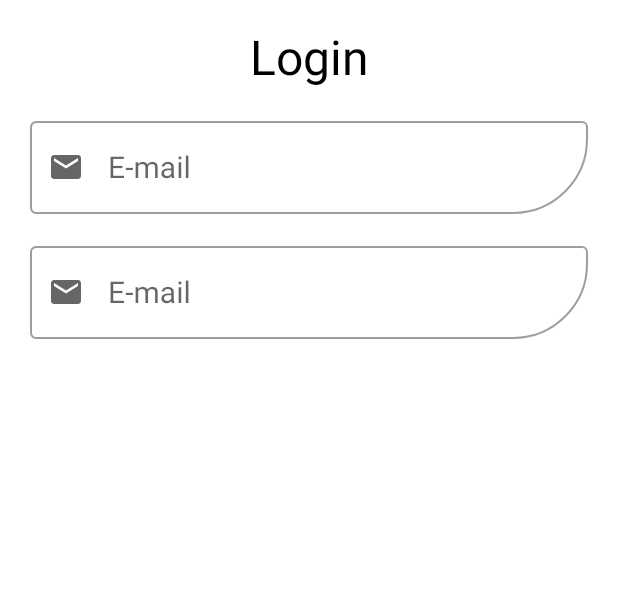
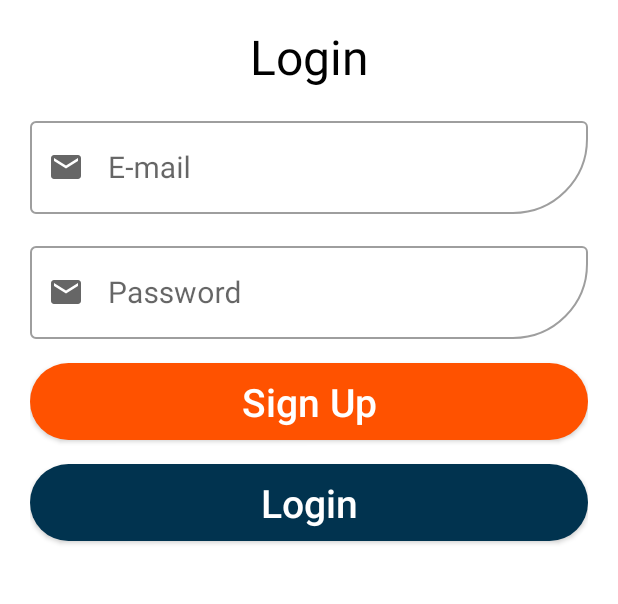
Before and after one commit to jayeshsingh45/fagito_minor_project_android_client, an Android app: the screen it shows after launch (AuthActivity), after a tap on "Login", on a phone screen of 412 x 824 dp, the part 104-708 px from its top. Run offline under Robolectric (Android 15) with nearby library versions, the phone set to English and light mode, and no system bars; network calls fail; 1 statement that could not run was skipped.

Commit message:
calling api login from login fragment and then redirecting user to the homeActivity.

```diff
--- a/app/src/main/AndroidManifest.xml
+++ b/app/src/main/AndroidManifest.xml
@@ -2,6 +2,7 @@
 <manifest xmlns:android="http://schemas.android.com/apk/res/android"
     xmlns:tools="http://schemas.android.com/tools">
 
+    <uses-permission android:name="android.permission.ACCESS_NETWORK_STATE" />
     <uses-permission android:name="android.permission.INTERNET" />
 
     <application
--- a/app/src/main/java/com/nexlatech/fagito/HomeActivity.kt
+++ b/app/src/main/java/com/nexlatech/fagito/HomeActivity.kt
@@ -31,9 +31,6 @@ class HomeActivity : AppCompatActivity() {
         val navController = navHostFragment.navController
         binding.bottomNavigationView.setupWithNavController(navController)
 
-        val appBarConfiguration = AppBarConfiguration(setOf(R.id.homeFragment, R.id.profileFragment))
-        setupActionBarWithNavController(navController, appBarConfiguration)
-
 
 
     }
--- a/app/src/main/java/com/nexlatech/fagito/LoginFragment.kt
+++ b/app/src/main/java/com/nexlatech/fagito/LoginFragment.kt
@@ -1,59 +1,75 @@
 package com.nexlatech.fagito
 
+import android.content.Intent
 import android.os.Bundle
+import android.util.Log
 import androidx.fragment.app.Fragment
 import android.view.LayoutInflater
 import android.view.View
 import android.view.ViewGroup
+import androidx.lifecycle.Observer
+import androidx.lifecycle.ViewModelProvider
+import com.nexlatech.fagito.api.FagitoService
+import com.nexlatech.fagito.api.Resource
+import com.nexlatech.fagito.api.RetrofitHelper
+import com.nexlatech.fagito.databinding.FragmentLoginBinding
+import com.nexlatech.fagito.repository.FagitoRepository
+import com.nexlatech.fagito.viewmodel.MainViewModel
+import com.nexlatech.fagito.viewmodel.MainViewModelFactory
+import kotlinx.coroutines.delay
+import kotlinx.coroutines.runBlocking
 
-// TODO: Rename parameter arguments, choose names that match
-// the fragment initialization parameters, e.g. ARG_ITEM_NUMBER
-private const val ARG_PARAM1 = "param1"
-private const val ARG_PARAM2 = "param2"
+class LoginFragment : Fragment() {
+    private var _binding: FragmentLoginBinding? = null
+    private val binding get() = _binding!!
 
-/**
- * A simple [Fragment] subclass.
- * Use the [LoginFragment.newInstance] factory method to
- * create an instance of this fragment.
- */
-class LoginFragment : Fragment() {
-    // TODO: Rename and change types of parameters
-    private var param1: String? = null
-    private var param2: String? = null
-
-    override fun onCreate(savedInstanceState: Bundle?) {
-        super.onCreate(savedInstanceState)
-        arguments?.let {
-            param1 = it.getString(ARG_PARAM1)
-            param2 = it.getString(ARG_PARAM2)
-        }
-    }
+    private lateinit var mainViewModel: MainViewModel
 
     override fun onCreateView(
         inflater: LayoutInflater, container: ViewGroup?,
         savedInstanceState: Bundle?
     ): View? {
         // Inflate the layout for this fragment
-        return inflater.inflate(R.layout.fragment_login, container, false)
+        _binding = FragmentLoginBinding.inflate(layoutInflater)
+
+        val view = binding.root
+
+        val fagitoService = RetrofitHelper.getInstance().create(FagitoService::class.java)
+        val repository = FagitoRepository(fagitoService, requireContext())
+        mainViewModel = ViewModelProvider(this, MainViewModelFactory(repository))[MainViewModel::class.java]
+
+
+        mainViewModel.getLoginToken.observe(viewLifecycleOwner, Observer { it ->
+            when(it){
+                is Resource.DoNothing -> {
+                }
+                is Resource.Success -> {
+                    Log.d("println",it.value.postRequest.content.accessToken)
+
+                    activity?.let{
+                        val intent = Intent(it, HomeActivity::class.java)
+                        it.startActivity(intent)
+                    }
+
+                }
+                is Resource.Failure -> {
+                    Log.d("println",it.errorCode.toString())
+                }
+                else -> {}
+            }
+        })
+
+        binding.acbLogin.setOnClickListener {
+            mainViewModel.login(binding.tiEmail.text.toString(), binding.tiPassword.text.toString())
+//            Log.d("println",binding.tiEmail.text.toString())
+        }
+
+        return view
     }
 
-    companion object {
-        /**
-         * Use this factory method to create a new instance of
-         * this fragment using the provided parameters.
-         *
-         * @param param1 Parameter 1.
-         * @param param2 Parameter 2.
-         * @return A new instance of fragment LoginFragment.
-         */
-        // TODO: Rename and change types and number of parameters
-        @JvmStatic
-        fun newInstance(param1: String, param2: String) =
-            LoginFragment().apply {
-                arguments = Bundle().apply {
-                    putString(ARG_PARAM1, param1)
-                    putString(ARG_PARAM2, param2)
-                }
-            }
+    override fun onDestroyView() {
+        super.onDestroyView()
+        _binding = null
     }
+
 }
--- a/app/src/main/java/com/nexlatech/fagito/MainActivity.kt
+++ b/app/src/main/java/com/nexlatech/fagito/MainActivity.kt
@@ -21,14 +21,14 @@ class MainActivity : AppCompatActivity() {
         setContentView(R.layout.activity_main)
 
 
-        val fagitoService = RetrofitHelper.getInstance().create(FagitoService::class.java)
-        val repository = FagitoRepository(fagitoService)
-
-        mainViewModel = ViewModelProvider(this, MainViewModelFactory(repository)).get(MainViewModel::class.java)
-
-        mainViewModel.profileDetailsView.observe(this) {
-            Log.d("println", it.apiVersion.toString())
-        }
+//        val fagitoService = RetrofitHelper.getInstance().create(FagitoService::class.java)
+//        val repository = FagitoRepository(fagitoService)
+//
+//        mainViewModel = ViewModelProvider(this, MainViewModelFactory(repository)).get(MainViewModel::class.java)
+//
+//        mainViewModel.profileDetailsView.observe(this) {
+//            Log.d("println", it.apiVersion.toString())
+//        }
 
         val intent = Intent(this, AuthActivity::class.java)
         startActivity(intent)
--- a/app/src/main/java/com/nexlatech/fagito/api/fagitoService.kt
+++ b/app/src/main/java/com/nexlatech/fagito/api/fagitoService.kt
@@ -1,7 +1,10 @@
 package com.nexlatech.fagito.api
 
+import com.nexlatech.fagito.models.LoginData
+import com.nexlatech.fagito.models.getLoginToken
 import com.nexlatech.fagito.models.getProfileDetails
 import retrofit2.Response
+import retrofit2.http.Body
 import retrofit2.http.GET
 import retrofit2.http.Header
 import retrofit2.http.POST
@@ -9,4 +12,10 @@ import retrofit2.http.POST
 interface FagitoService {
     @POST("/fagito_minor_project_1.0/profile/getProfileDetails")
     suspend fun getProfileDetails(@Header("access-token") token: String): Response<getProfileDetails>
+
+    @POST("/fagito_minor_project_1.0/authentication/login")
+    suspend fun getLoginToken(
+        @Body loginData: LoginData
+    ): Response<getLoginToken>
+
 }
--- /dev/null
+++ b/app/src/main/java/com/nexlatech/fagito/models/ContentX.kt
@@ -0,0 +1,5 @@
+package com.nexlatech.fagito.models
+
+data class ContentX(
+    val accessToken: String
+)
--- /dev/null
+++ b/app/src/main/java/com/nexlatech/fagito/models/LoginData.kt
@@ -0,0 +1,6 @@
+package com.nexlatech.fagito.models
+
+data class LoginData(
+    val password: String,
+    val userName: String
+)
--- /dev/null
+++ b/app/src/main/java/com/nexlatech/fagito/models/getLoginToken.kt
@@ -0,0 +1,6 @@
+package com.nexlatech.fagito.models
+
+data class getLoginToken(
+    val apiVersion: String,
+    val postRequest: PostRequest
+)
--- a/app/src/main/java/com/nexlatech/fagito/viewmodel/MainViewModel.kt
+++ b/app/src/main/java/com/nexlatech/fagito/viewmodel/MainViewModel.kt
@@ -3,6 +3,8 @@ package com.nexlatech.fagito.viewmodel
 import androidx.lifecycle.LiveData
 import androidx.lifecycle.ViewModel
 import androidx.lifecycle.viewModelScope
+import com.nexlatech.fagito.api.Resource
+import com.nexlatech.fagito.models.getLoginToken
 import com.nexlatech.fagito.models.getProfileDetails
 import com.nexlatech.fagito.repository.FagitoRepository
 import kotlinx.coroutines.Dispatchers
@@ -19,4 +21,14 @@ class MainViewModel(private val repository: FagitoRepository):ViewModel() {
     val profileDetailsView : LiveData<getProfileDetails>
     get() = repository.profileDetails
 
+
+    fun login(userName: String, password: String){
+        viewModelScope.launch {
+            repository.login(userName, password)
+        }
+    }
+
+    val getLoginToken : LiveData<Resource<getLoginToken>>
+        get() = repository.logins
+
 }
--- a/app/src/main/res/layout/fragment_login.xml
+++ b/app/src/main/res/layout/fragment_login.xml
@@ -13,6 +13,7 @@
     tools:context=".LoginFragment">
 
     <androidx.constraintlayout.widget.ConstraintLayout
+        android:id="@+id/cvRoot"
         android:layout_width="match_parent"
         android:layout_height="wrap_content"
         android:background="@drawable/white_background"
@@ -59,9 +60,11 @@
             app:startIconDrawable="@drawable/ic_email">
 
             <com.google.android.material.textfield.TextInputEditText
+                android:id="@+id/tiEmail"
                 android:layout_width="match_parent"
                 android:layout_height="wrap_content"
                 android:inputType="textEmailAddress"
+                android:textColor="#000000"
                 android:textSize="20sp" />
 
         </com.google.android.material.textfield.TextInputLayout>
@@ -73,23 +76,57 @@
             android:layout_width="match_parent"
             android:layout_height="wrap_content"
             android:layout_marginTop="16dp"
-            android:hint="@string/email"
+            android:hint="@string/password"
             app:boxCornerRadiusBottomEnd="50dp"
             app:layout_constraintEnd_toEndOf="parent"
             app:layout_constraintHorizontal_bias="0.5"
             app:layout_constraintStart_toStartOf="parent"
             app:layout_constraintTop_toBottomOf="@+id/outlinedTextField"
-            app:startIconContentDescription="@string/email"
+            app:startIconContentDescription="@string/password"
             app:startIconDrawable="@drawable/ic_email">
 
             <com.google.android.material.textfield.TextInputEditText
+                android:id="@+id/tiPassword"
                 android:layout_width="match_parent"
                 android:layout_height="wrap_content"
-                android:inputType="textEmailAddress"
+                android:inputType="textPassword"
+                android:textColorHint="#78909C"
                 android:textSize="20sp" />
 
         </com.google.android.material.textfield.TextInputLayout>
 
+        <androidx.appcompat.widget.AppCompatButton
+            android:id="@+id/acbSignUp"
+            android:layout_width="match_parent"
+            android:layout_height="wrap_content"
+            android:layout_marginTop="16dp"
+            android:background="@drawable/button_orange_selector"
+            android:padding="8dp"
+            android:text="@string/sign_up"
+            android:textAllCaps="false"
+            android:textColor="#FFFFFF"
+            android:textSize="26sp"
+            app:layout_constraintEnd_toEndOf="parent"
+            app:layout_constraintHorizontal_bias="0.4"
+            app:layout_constraintStart_toStartOf="parent"
+            app:layout_constraintTop_toBottomOf="@+id/outlinedTextField2" />
+
+        <androidx.appcompat.widget.AppCompatButton
+            android:id="@+id/acbLogin"
+            android:layout_width="match_parent"
+            android:layout_height="wrap_content"
+            android:layout_marginTop="16dp"
+            android:background="@drawable/button_blue_selector"
+            android:padding="8dp"
+            android:text="@string/login"
+            android:textAllCaps="false"
+            android:textColor="#FFFFFF"
+            android:textSize="26sp"
+            app:layout_constraintEnd_toEndOf="parent"
+            app:layout_constraintHorizontal_bias="0.5"
+            app:layout_constraintStart_toStartOf="parent"
+            app:layout_constraintTop_toBottomOf="@+id/acbSignUp" />
+
     </androidx.constraintlayout.widget.ConstraintLayout>
 
 </ScrollView>
--- a/app/src/main/res/values-night/strings.xml
+++ b/app/src/main/res/values-night/strings.xml
@@ -3,4 +3,5 @@
     <string name="login">Login</string>
     <string name="fagito_logo">Fagito Logo</string>
     <string name="email">E-mail</string>
+    <string name="password">Password</string>
 </resources>
--- a/app/src/main/res/values/strings.xml
+++ b/app/src/main/res/values/strings.xml
@@ -6,4 +6,5 @@
     <string name="login">Login</string>
     <string name="fagito_logo">Fagito Logo</string>
     <string name="email">E-mail</string>
+    <string name="password">Password</string>
 </resources>
```
Also changed, not shown: app/src/main/java/com/nexlatech/fagito/api/Resource.kt (added, +18 -0 lines), app/src/main/java/com/nexlatech/fagito/models/PostRequest.kt (added, +9 -0 lines), app/src/main/java/com/nexlatech/fagito/repository/FagitoRepository.kt (+71 -1 lines), app/src/main/java/com/nexlatech/fagito/utils/NetworkUtils.kt (added, +23 -0 lines), app/src/main/res/layout/fragment_asking_signup_login.xml (indentation only).
